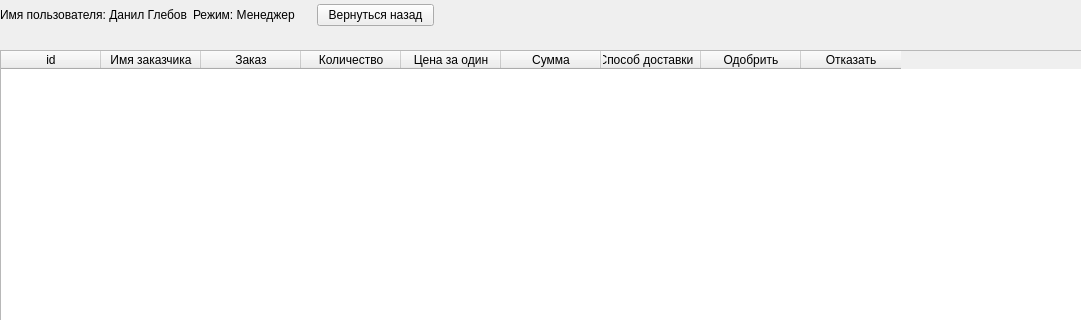
diduk228/Orders, file processorderswindow.ui: the form before one commit; both pictures show x 0 to 1081 and y 0 to 320 of the 1172 by 673 pixel window.
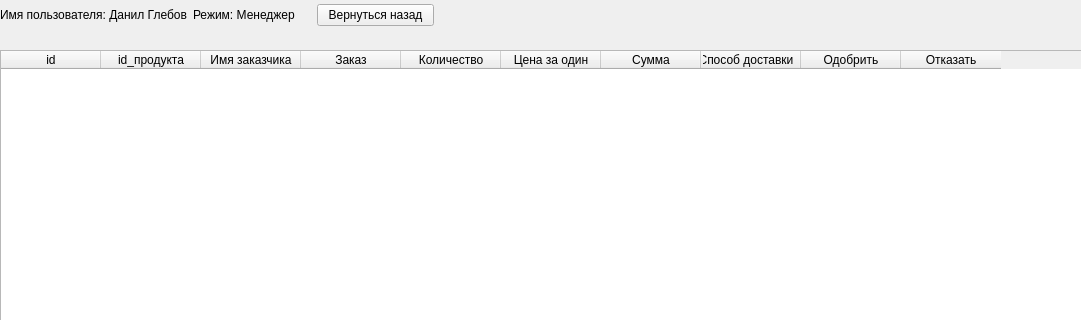
The form after the commit.

The edit to the form file:
```diff
--- a/processorderswindow.ui
+++ b/processorderswindow.ui
@@ -100,6 +100,11 @@
       <string>id</string>
      </property>
     </column>
+    <column>
+     <property name="text">
+      <string>id_продукта</string>
+     </property>
+    </column>
     <column>
      <property name="text">
       <string>Имя заказчика</string>
```
